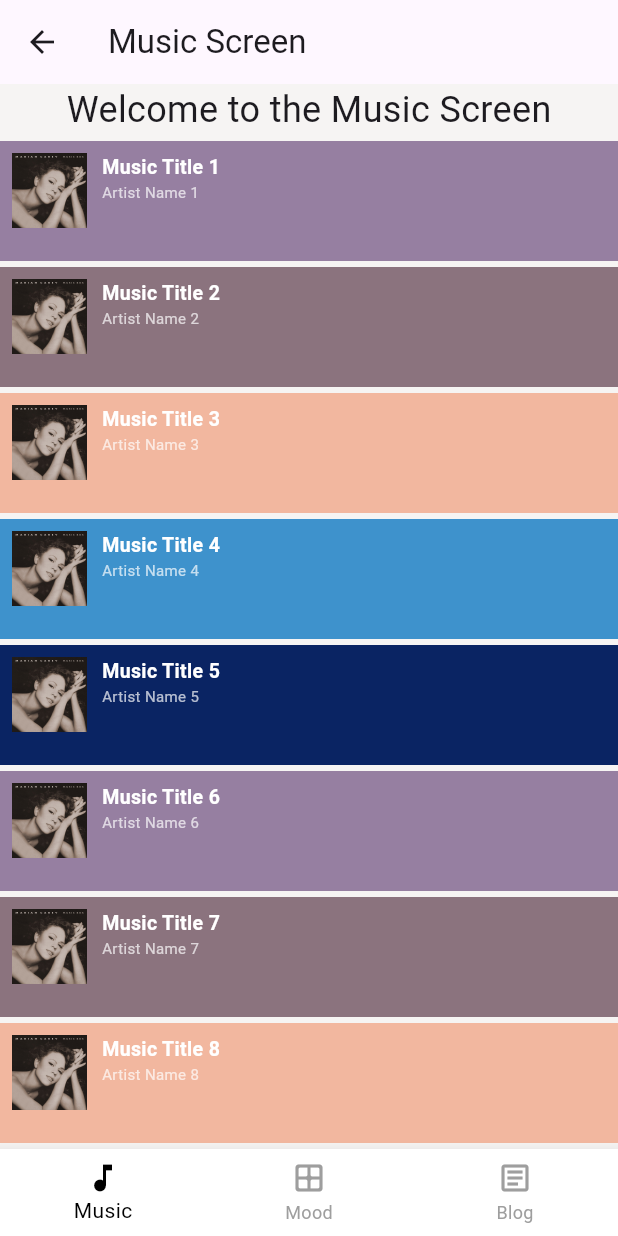
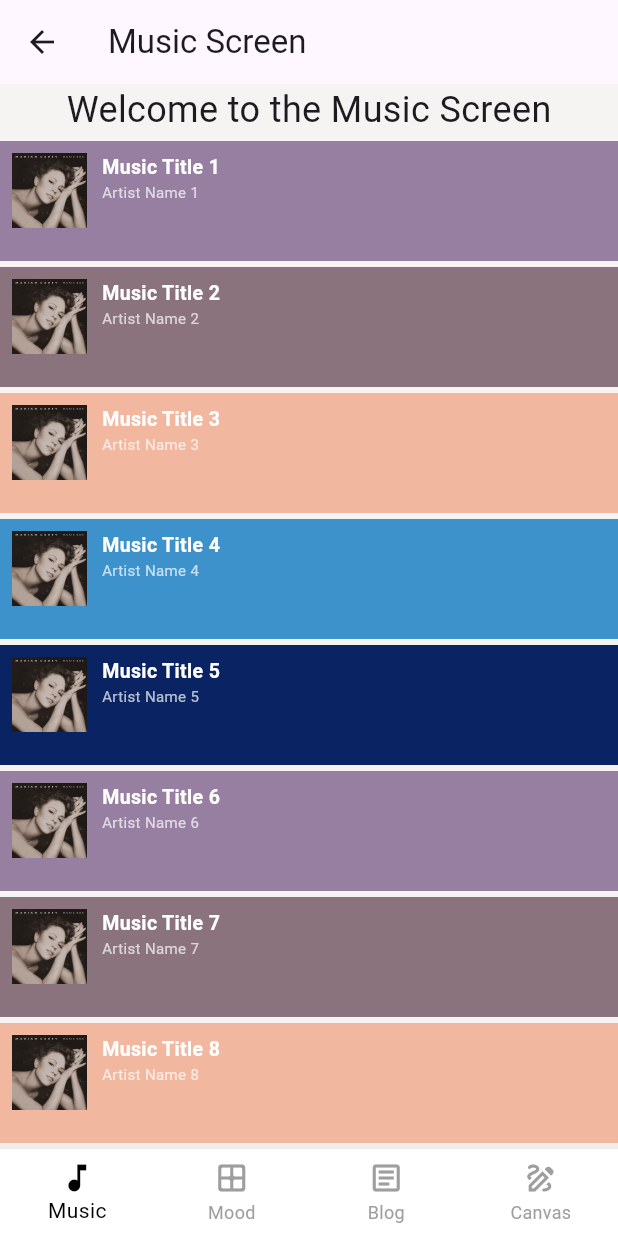
Before and after one commit to Peehu1308/Sphere, a Flutter app: the MusicScreen screen opened directly with empty values, on a phone screen of 412 x 824 dp. Run offline on Flutter 3.47's test engine with Material 3 defaults, Android fonts, the phone set to English and light mode, and no system bars; our stand-ins replace flutter_dotenv, google_fonts, image_picker, supabase_flutter; missing offline and left inert: flutter_web_auth_2; accounts and stored records are empty.

Commit message:
Update navbar.dart

```diff
--- a/lib/components/navbar.dart
+++ b/lib/components/navbar.dart
@@ -70,10 +70,10 @@ class _NavbarState extends State<Navbar> {
           icon: Icon(Icons.article_outlined),
           label: 'Blog',
         ),
-        // BottomNavigationBarItem(
-        //   icon: Icon(Icons.draw_outlined),
-        //   label: "Canvas",
-        // ),
+        BottomNavigationBarItem(
+          icon: Icon(Icons.draw_outlined),
+          label: "Canvas",
+        ),
       ],
     );
   }
```
